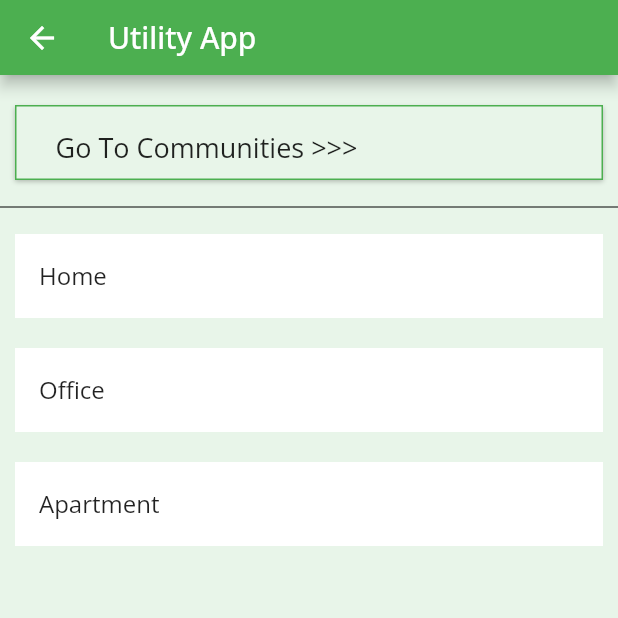
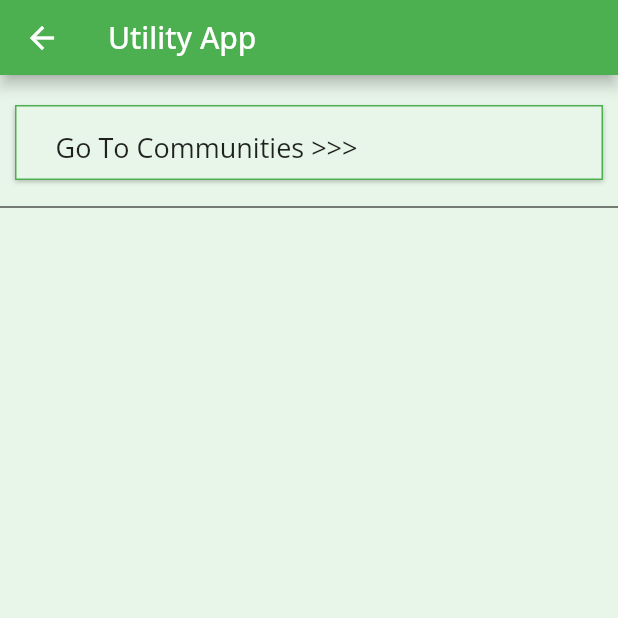
Before and after one commit to Aditya-Y-29/DEP, a Flutter app: the MyHomePage screen opened by its route, after a tap on the "menu" icon, on a phone screen of 412 x 824 dp, the top half of it. Run offline on Flutter 3.47's test engine with Material 2 defaults, Android fonts, the phone set to English and light mode, and no system bars; our stand-ins replace animated_theme_switcher, cloud_firestore, firebase_auth, firebase_core, flutter_contacts, flutter_screenutil and 3 more; accounts and stored records are empty.

Commit message:
dummy_data_removed

```diff
--- a/hello_world/lib/Pages/main_pages/home_page.dart
+++ b/hello_world/lib/Pages/main_pages/home_page.dart
@@ -3,10 +3,8 @@ import 'package:hello_world/Pages/main_pages/community_page.dart';
 import 'package:hello_world/Pages/profile_pages/profile_page.dart';
 import 'package:provider/provider.dart';
 import '../../components/community.dart';
-import '../../screens/add_screens/add_community.dart';
 import '../add_from_pages/add_home_page_floating_button.dart';
 import '../../provider/data_provider.dart';
-import 'package:hello_world/Pages/profile_pages/profile_page.dart';
 import 'package:hello_world/Pages/main_pages/navigation_page.dart';
 
 class MyHomePage extends StatefulWidget {
--- a/hello_world/lib/main.dart
+++ b/hello_world/lib/main.dart
@@ -1,13 +1,7 @@
 import 'package:firebase_core/firebase_core.dart';
-import 'package:cloud_firestore/cloud_firestore.dart';
 import 'package:flutter/material.dart';
-import 'package:hello_world/Pages/group_member_pages/add_member_page.dart';
-import 'package:hello_world/Pages/group_member_pages/community_info_page.dart';
-
 import 'package:hello_world/Pages/main_pages/home_page.dart';
-import 'package:hello_world/Pages/profile_pages/profile_page.dart';
 import 'Pages/auth_pages/phone.dart';
-
 import 'provider/data_provider.dart';
 import 'package:provider/provider.dart';
 
@@ -33,7 +27,7 @@ class MyApp extends StatelessWidget {
           fontFamily: 'OpenSans',
           scaffoldBackgroundColor: Colors.green.shade50
         ),
-        home: DataProvider().user == null ? const MyPhone() : const MyHomePage(),
+        home: const MyPhone(),
         routes: {
         '/home': (context) => const MyHomePage(),
       },
@@ -41,5 +35,3 @@ class MyApp extends StatelessWidget {
     );
   }
 }
-
-// DataProvider().user == null ? const MyPhone() : const MyHomePage()
--- a/hello_world/lib/provider/data_provider.dart
+++ b/hello_world/lib/provider/data_provider.dart
@@ -38,221 +38,27 @@ class DataProvider extends ChangeNotifier{
 
       List<String> allUserPhones = ["8279833510", "8595939608", "8930448891", "9502201858"];
 
-      List<String> communities = ["Home", "Office", "Apartment"];
+      List<String> communities = [];
 
       Map<String, List<String>> communityObjectMap = {
-        "Home": ["Oven", "PC", "TV", "Fridge"],
-        "Office": ["Chairs", "Books", "Speaker"],
-        "Apartment": ["Car", "Computer", "TV"],
       };
 
       Map<String, List<Member>> communityMembersMap = {
-        "Home": [
-          Member(name: "PersonA", phone: "8279833510", isCreator: true,),
-          Member(name: "PersonB", phone: "8595939608", isCreator: false,),
-          Member(name: "PersonC", phone: "8930448891", isCreator: false,),
-          Member(name: "PersonD", phone: "9502201858", isCreator: false,),
-        ],
-        "Office": [
-          Member(name: "PersonA", phone: "8279833510", isCreator: true,),
-          Member(name: "PersonE", phone: "8595939608", isCreator: false,),
-          Member(name: "PersonF", phone: "8930448891", isCreator: false,),
-          Member(name: "PersonG", phone: "9502201858", isCreator: false,),
-        ],
-        "Apartment": [
-          Member(name: "PersonA", phone: "8279833510", isCreator: true,),
-          Member(name: "PersonH", phone: "8595939608", isCreator: false,),
-          Member(name: "PersonI", phone: "8930448891", isCreator: false,),
-          Member(name: "PersonJ", phone: "9502201858", isCreator: false,),
-        ]
       };
 
       Map<String, Map<String,List<Expense> >> objectUnresolvedExpenseMap = {
-        "Home":{
-            "Oven": [
-            Expense(objectName: "Oven", creator: "PersonA", description: "Oven Service", amount: 750, isPaid: false,communityName: "Home",),
-            Expense(objectName: "Oven", creator: "PersonB", description: "Oven Repair", amount: 1000, isPaid: false,communityName: "Home",),
-          ],
-          "PC": [
-            Expense(objectName: "PC", creator: "PersonA", description: "PC Service", amount: 750, isPaid: false,communityName: "Home",),
-            Expense(objectName: "PC", creator: "PersonB", description: "PC Repair", amount: 1000, isPaid: false,communityName: "Home",),
-          ],
-          "TV": [
-            Expense(objectName: "TV", creator: "PersonA", description: "TV Service", amount: 750, isPaid: false,communityName: "Home",),
-            Expense(objectName: "TV", creator: "PersonB", description: "TV Repair", amount: 1000, isPaid: false,communityName: "Home",),
-          ],
-          "Fridge": [
-            Expense(objectName: "Fridge", creator: "PersonA", description: "Fridge Service", amount: 750, isPaid: false,communityName: "Home",),
-            Expense(objectName: "Fridge", creator: "PersonB", description: "Fridge Repair", amount: 1000, isPaid: false,communityName: "Home",),
-          ]
-        },
-        "Office": {
-          "Chairs": [
-            Expense(objectName: "Chairs", creator: "PersonA", description: "Chair Service", amount: 750, isPaid: false,communityName: "Office",),
-            Expense(objectName: "Chairs", creator: "PersonB", description: "Chair Repair", amount: 1000, isPaid: false,communityName: "Office",),
-          ],
-          "Books": [
-            Expense(objectName: "Books", creator: "PersonA", description: "Book Service", amount: 750, isPaid: false,communityName: "Office",),
-            Expense(objectName: "Books", creator: "PersonB", description: "Book Repair", amount: 1000, isPaid: false,communityName: "Office",),
-          ],
-          "Speaker": [
-            Expense(objectName: "Speaker", creator: "PersonA", description: "Speaker Service", amount: 750, isPaid: false,communityName: "Office",),
-            Expense(objectName: "Speaker", creator: "PersonB", description: "Speaker Repair", amount: 1000, isPaid: false,communityName: "Office",),
-          ],
-        },
-
-        "Apartment": {
-            "Car": [
-            Expense(objectName: "Car", creator: "PersonA", description: "Car Service", amount: 750, isPaid: false,communityName: "Apartment",),
-            Expense(objectName: "Car", creator: "PersonB", description: "Car Repair", amount: 1000, isPaid: false,communityName: "Apartment",),
-          ],
-          "Computer": [
-            Expense(objectName: "Computer", creator: "PersonA", description: "Computer Service", amount: 750, isPaid: false,communityName: "Apartment",),
-            Expense(objectName: "Computer", creator: "PersonB", description: "Computer Repair", amount: 1000, isPaid: false,communityName: "Apartment",),
-          ],
-          "TV": [
-            Expense(objectName: "TV", creator: "PersonA", description: "TV Service", amount: 750, isPaid: false,communityName: "Apartment",),
-            Expense(objectName: "TV", creator: "PersonB", description: "TV Repair", amount: 1000, isPaid: false,communityName: "Apartment",),
-          ],
-        }
-
       };
 
       Map<String, Map<String,List<Expense> >> objectResolvedExpenseMap = {
-
-        "Home":{
-          "Oven": [
-            Expense(objectName: "Oven", creator: "PersonA", description: "Oven Service", amount: 750, isPaid: true,communityName: "Home",),
-          ],
-          "PC": [
-            Expense(objectName: "PC", creator: "PersonA", description: "PC Service", amount: 750, isPaid: true,communityName: "Home",),
-          ],
-          "TV": [
-            Expense(objectName: "TV", creator: "PersonA", description: "TV Service", amount: 750, isPaid: true,communityName: "Home",),
-          ],
-          "Fridge": [
-            Expense(objectName: "Fridge", creator: "PersonA", description: "Fridge Service", amount: 750, isPaid: true,communityName: "Home",),
-          ],
-        },
-
-        "Office": {
-          "Chairs": [
-            Expense(objectName: "Chairs", creator: "PersonA", description: "Chair Service", amount: 750, isPaid: true,communityName: "Office",),
-          ],
-          "Books": [
-            Expense(objectName: "Books", creator: "PersonA", description: "Book Service", amount: 750, isPaid: true,communityName: "Office",),
-          ],
-          "Speaker": [
-            Expense(objectName: "Speaker", creator: "PersonA", description: "Speaker Service", amount: 750, isPaid: true,communityName: "Office",),
-          ],
-        },
-
-        "Apartment": {
-          "Car": [
-            Expense(objectName: "Car", creator: "PersonA", description: "Car Service", amount: 750, isPaid: true,communityName: "Apartment",),
-          ],
-          "Computer": [
-            Expense(objectName: "Computer", creator: "PersonA", description: "Computer Service", amount: 750, isPaid: true,communityName: "Apartment",),
-          ],
-          "TV": [
-            Expense(objectName: "TV", creator: "PersonA", description: "TV Service", amount: 750, isPaid: true,communityName: "Apartment",),
-          ],
-        }
       };
 
       Map<String, Map<String,List<Service> >> objectUnresolvedServices = {
 
-        "Home":{
-          "Oven": [
-            Service(objectName: "Oven", creator: "PersonA", description: "Oven Service", isResolved: false,communityName: "Home",),
-            Service(objectName: "Oven", creator: "PersonB", description: "Oven Repair", isResolved: false,communityName: "Home",),
-          ],
-          "PC": [
-            Service(objectName: "PC", creator: "PersonA", description: "PC Service", isResolved: false,communityName: "Home",),
-            Service(objectName: "PC", creator: "PersonB", description: "PC Repair", isResolved: false,communityName: "Home",),
-          ],
-          "TV": [
-            Service(objectName: "TV", creator: "PersonA", description: "TV Service", isResolved: false,communityName: "Home",),
-            Service(objectName: "TV", creator: "PersonB", description: "TV Repair", isResolved: false,communityName: "Home",),
-          ],
-          "Fridge": [
-            Service(objectName: "Fridge", creator: "PersonA", description: "Fridge Service", isResolved: false,communityName: "Home",),
-            Service(objectName: "Fridge", creator: "PersonB", description: "Fridge Repair", isResolved: false,communityName: "Home",),
-          ],
-        },
-
-        "Office": {
-          "Chairs": [
-            Service(objectName: "Chairs", creator: "PersonA", description: "Chair Service", isResolved: false,communityName: "Office",),
-            Service(objectName: "Chairs", creator: "PersonB", description: "Chair Repair", isResolved: false,communityName: "Office",),
-          ],
-          "Books": [
-            Service(objectName: "Books", creator: "PersonA", description: "Book Service", isResolved: false,communityName: "Office",),
-            Service(objectName: "Books", creator: "PersonB", description: "Book Repair", isResolved: false,communityName: "Office",),
-          ],
-          "Speaker": [
-            Service(objectName: "Speaker", creator: "PersonA", description: "Speaker Service", isResolved: false,communityName: "Office",),
-            Service(objectName: "Speaker", creator: "PersonB", description: "Speaker Repair", isResolved: false,communityName: "Office",),
-          ],
-        },
-
-        "Apartment": {
-          "Car": [
-            Service(objectName: "Car", creator: "PersonA", description: "Car Service", isResolved: false,communityName: "Apartment",),
-            Service(objectName: "Car", creator: "PersonB", description: "Car Repair", isResolved: false,communityName: "Apartment",),
-          ],
-          "Computer": [
-            Service(objectName: "Computer", creator: "PersonA", description: "Computer Service", isResolved: false,communityName: "Apartment",),
-            Service(objectName: "Computer", creator: "PersonB", description: "Computer Repair", isResolved: false,communityName: "Apartment",),
-          ],
-          "TV": [
-            Service(objectName: "TV", creator: "PersonA", description: "TV Service", isResolved: false,communityName: "Apartment",),
-            Service(objectName: "TV", creator: "PersonB", description: "TV Repair", isResolved: false,communityName: "Apartment",),
-          ],
-        }
 
       };
 
       Map<String, Map<String,List<Service> >> objectResolvedServices = {
 
-        "Home":{
-          "Oven": [
-            Service(objectName: "Oven", creator: "PersonA", description: "Oven Service", isResolved: true,communityName: "Home",),
-          ],
-          "PC": [
-            Service(objectName: "PC", creator: "PersonA", description: "PC Service", isResolved: true,communityName: "Home",),
-          ],
-          "TV": [
-            Service(objectName: "TV", creator: "PersonA", description: "TV Service", isResolved: true,communityName: "Home",),
-          ],
-          "Fridge": [
-            Service(objectName: "Fridge", creator: "PersonA", description: "Fridge Service", isResolved: true,communityName: "Home",),
-          ],
-        },
-
-        "Office": {
-          "Chairs": [
-            Service(objectName: "Chairs", creator: "PersonA", description: "Chair Service", isResolved: true,communityName: "Office",),
-          ],
-          "Books": [
-            Service(objectName: "Books", creator: "PersonA", description: "Book Service", isResolved: true,communityName: "Office",),
-          ],
-          "Speaker": [
-            Service(objectName: "Speaker", creator: "PersonA", description: "Speaker Service", isResolved: true,communityName: "Office",),
-          ],
-        },
-
-        "Apartment": {
-          "Car": [
-            Service(objectName: "Car", creator: "PersonA", description: "Car Service", isResolved: true,communityName: "Apartment",),
-          ],
-          "Computer": [
-            Service(objectName: "Computer", creator: "PersonA", description: "Computer Service", isResolved: true,communityName: "Apartment",),
-          ],
-          "TV": [
-            Service(objectName: "TV", creator: "PersonA", description: "TV Service", isResolved: true,communityName: "Apartment",),
-          ],
-        }
       };
 
 
```
